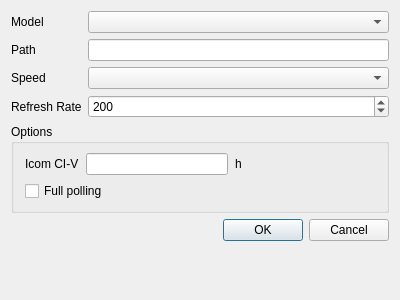
Above: dialogconfig.ui from PianetaRadio/CatRadio before the change. Below: the same form after it.
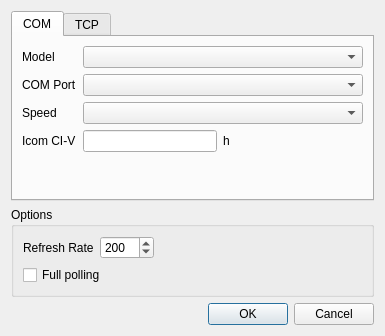
That is the form after the change.

Commit message:
Add COM port list
#5

Patch:
```diff
--- a/dialogconfig.ui
+++ b/dialogconfig.ui
@@ -6,13 +6,23 @@
    <rect>
     <x>0</x>
     <y>0</y>
-    <width>400</width>
-    <height>300</height>
+    <width>385</width>
+    <height>336</height>
    </rect>
   </property>
   <property name="windowTitle">
    <string>Config</string>
   </property>
+  <layout class="QVBoxLayout" name="verticalLayout_2">
+   <item>
+    <widget class="QTabWidget" name="tabWidget_Config">
+     <property name="currentIndex">
+      <number>0</number>
+     </property>
+     <widget class="QWidget" name="tab_com">
+      <attribute name="title">
+       <string>COM</string>
+      </attribute>
   <layout class="QFormLayout" name="formLayout">
    <item row="0" column="0">
     <widget class="QLabel" name="label_RigModel">
@@ -27,7 +37,7 @@
    <item row="1" column="0">
     <widget class="QLabel" name="label_RigPath">
      <property name="text">
-      <string>Path</string>
+          <string>COM Port</string>
      </property>
      <property name="buddy">
       <cstring>lineEdit_RigPath</cstring>
@@ -35,11 +45,7 @@
     </widget>
    </item>
    <item row="1" column="1">
-    <widget class="QLineEdit" name="lineEdit_RigPath">
-     <property name="toolTip">
-      <string>e.g. COM2 or /dev/ttyUSB1</string>
-     </property>
-    </widget>
+        <widget class="QComboBox" name="comboBox_comPort"/>
    </item>
    <item row="2" column="0">
     <widget class="QLabel" name="label_serialSpeed">
@@ -55,48 +61,6 @@
     <widget class="QComboBox" name="comboBox_serialSpeed"/>
    </item>
    <item row="3" column="0">
-    <widget class="QLabel" name="label_RefreshRate">
-     <property name="text">
-      <string>Refresh Rate</string>
-     </property>
-     <property name="buddy">
-      <cstring>spinBox_RefreshRate</cstring>
-     </property>
-    </widget>
-   </item>
-   <item row="3" column="1">
-    <widget class="QSpinBox" name="spinBox_RefreshRate">
-     <property name="minimum">
-      <number>50</number>
-     </property>
-     <property name="maximum">
-      <number>1000</number>
-     </property>
-     <property name="singleStep">
-      <number>50</number>
-     </property>
-     <property name="value">
-      <number>200</number>
-     </property>
-    </widget>
-   </item>
-   <item row="5" column="0" colspan="2">
-    <widget class="QGroupBox" name="groupBox">
-     <property name="title">
-      <string>Options</string>
-     </property>
-     <layout class="QGridLayout" name="gridLayout">
-      <property name="leftMargin">
-       <number>11</number>
-      </property>
-      <item row="0" column="0">
-       <layout class="QVBoxLayout" name="verticalLayout">
-        <item>
-         <layout class="QHBoxLayout" name="horizontalLayout" stretch="0,1,1">
-          <property name="spacing">
-           <number>7</number>
-          </property>
-          <item>
            <widget class="QLabel" name="label_civAddr">
             <property name="cursor">
              <cursorShape>ArrowCursor</cursorShape>
@@ -104,8 +68,13 @@
             <property name="text">
              <string>Icom CI-V</string>
             </property>
-           </widget>
-          </item>
+         <property name="buddy">
+          <cstring>lineEdit_civAddr</cstring>
+         </property>
+        </widget>
+       </item>
+       <item row="3" column="1">
+        <layout class="QHBoxLayout" name="horizontalLayout">
           <item>
            <widget class="QLineEdit" name="lineEdit_civAddr">
             <property name="toolTip">
@@ -123,6 +92,103 @@
             </property>
            </widget>
           </item>
+         <item>
+          <spacer name="horizontalSpacer_2">
+           <property name="orientation">
+            <enum>Qt::Horizontal</enum>
+           </property>
+           <property name="sizeHint" stdset="0">
+            <size>
+             <width>40</width>
+             <height>20</height>
+            </size>
+           </property>
+          </spacer>
+         </item>
+        </layout>
+       </item>
+      </layout>
+     </widget>
+     <widget class="QWidget" name="tab_tcp">
+      <attribute name="title">
+       <string>TCP</string>
+      </attribute>
+      <layout class="QFormLayout" name="formLayout_2">
+       <item row="0" column="0" colspan="2">
+        <widget class="QCheckBox" name="checkBox_netRigctl">
+         <property name="text">
+          <string>NET Rigctl</string>
+         </property>
+        </widget>
+       </item>
+       <item row="3" column="0">
+        <widget class="QLabel" name="label_ip">
+         <property name="text">
+          <string>IP address</string>
+         </property>
+         <property name="buddy">
+          <cstring>lineEdit_ip</cstring>
+         </property>
+        </widget>
+       </item>
+       <item row="3" column="1">
+        <widget class="QLineEdit" name="lineEdit_ip">
+         <property name="toolTip">
+          <string>e.g. 127.0.0.1:4532</string>
+         </property>
+        </widget>
+       </item>
+      </layout>
+     </widget>
+    </widget>
+   </item>
+   <item>
+    <widget class="QGroupBox" name="groupBox">
+     <property name="title">
+      <string>Options</string>
+     </property>
+     <layout class="QVBoxLayout" name="verticalLayout">
+      <item>
+       <layout class="QHBoxLayout" name="horizontalLayout_2">
+        <item>
+         <widget class="QLabel" name="label_RefreshRate">
+          <property name="text">
+           <string>Refresh Rate</string>
+          </property>
+          <property name="buddy">
+           <cstring>spinBox_RefreshRate</cstring>
+          </property>
+         </widget>
+        </item>
+        <item>
+         <widget class="QSpinBox" name="spinBox_RefreshRate">
+          <property name="minimum">
+           <number>50</number>
+          </property>
+          <property name="maximum">
+           <number>1000</number>
+          </property>
+          <property name="singleStep">
+           <number>50</number>
+          </property>
+          <property name="value">
+           <number>200</number>
+          </property>
+         </widget>
+        </item>
+        <item>
+         <spacer name="horizontalSpacer">
+          <property name="orientation">
+           <enum>Qt::Horizontal</enum>
+          </property>
+          <property name="sizeHint" stdset="0">
+           <size>
+            <width>40</width>
+            <height>20</height>
+           </size>
+          </property>
+         </spacer>
+        </item>
          </layout>
         </item>
         <item>
@@ -133,11 +199,9 @@
          </widget>
         </item>
        </layout>
-      </item>
-     </layout>
     </widget>
    </item>
-   <item row="6" column="0" colspan="2">
+   <item>
     <widget class="QDialogButtonBox" name="buttonBox">
      <property name="orientation">
       <enum>Qt::Horizontal</enum>
```
Left out of the diff: 23 changed lines with no effect on the pictures. Lines whose indentation alone changed are shown as unchanged. The commit also changes 9 other files.
